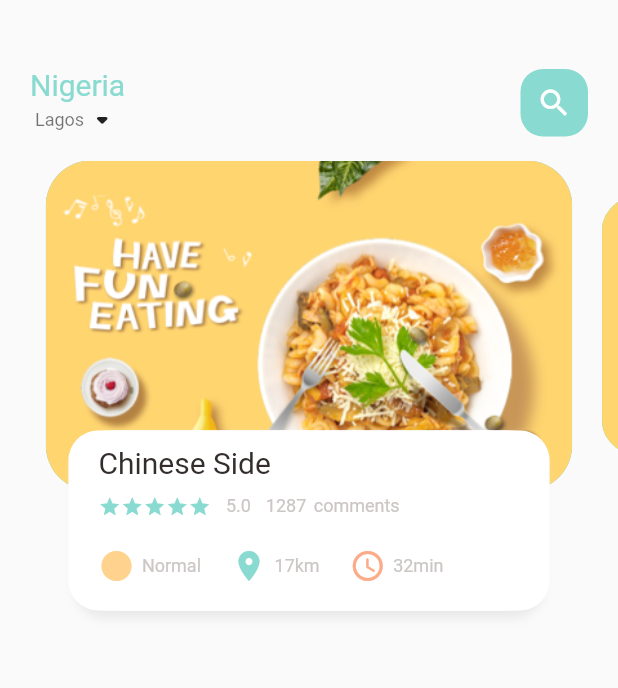
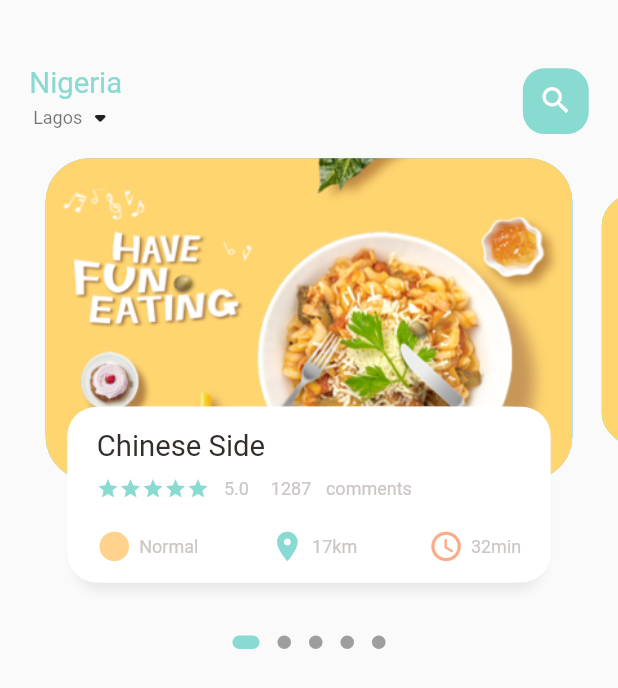
Before and after one commit to fabian-emmanuel/indulge_kitchen_flutter_app, a Flutter app: the screen it shows after launch, on a phone screen of 412 x 824 dp. Shown: the top 688 px of the screen. Run offline on Flutter 3.47's test engine with Material 2 defaults, Android fonts, the phone set to English and light mode, and no system bars; drawn by our look-alikes of dots_indicator; our stand-ins replace get.

```diff
--- a/lib/home/food_page_body.dart
+++ b/lib/home/food_page_body.dart
@@ -1,5 +1,7 @@
+import 'package:dots_indicator/dots_indicator.dart';
 import 'package:flutter/material.dart';
 import 'package:indulge_kitchen/utils/colors.dart';
+import 'package:indulge_kitchen/utils/dimensions.dart';
 import 'package:indulge_kitchen/widgets/big_text.dart';
 import 'package:indulge_kitchen/widgets/icon_and_text.dart';
 import 'package:indulge_kitchen/widgets/small_text.dart';
@@ -15,7 +17,7 @@ class _FoodPageBodyState extends State<FoodPageBody> {
   PageController pageController = PageController(viewportFraction: 0.9);
   var _currentPageValue = 0.0;
   final double _scaleFactor = 0.8;
-  double _height = 220.0;
+  final double _height = Dimensions.pageViewContainer;
 
   @override
   void initState() {
@@ -35,14 +37,29 @@ class _FoodPageBodyState extends State<FoodPageBody> {
 
   @override
   Widget build(BuildContext context) {
-    return Container(
-      height: 320,
+    return Column(
+      children: [
+        SizedBox(
+          height: Dimensions.pageView,
           child: PageView.builder(
               controller: pageController,
               itemCount: 5,
               itemBuilder: (context, position) {
                 return _buildPageItem(position);
               }),
+        ),
+        DotsIndicator(
+          dotsCount: 5,
+          position: _currentPageValue,
+          decorator: DotsDecorator(
+            activeColor: AppColors.mainColor,
+            size: const Size.square(9.0),
+            activeSize: const Size(18.0, 9.0),
+            activeShape: RoundedRectangleBorder(
+                borderRadius: BorderRadius.circular(Dimensions.len5)),
+          ),
+        ),
+      ],
     );
   }
 
@@ -78,10 +95,13 @@ class _FoodPageBodyState extends State<FoodPageBody> {
       child: Stack(
         children: [
           Container(
-            height: 220.0,
-            margin: const EdgeInsets.only(left: 10.0, right: 10.0),
+            height: Dimensions.pageViewContainer,
+            margin: EdgeInsets.only(
+              left: Dimensions.len10,
+              right: Dimensions.len10,
+            ),
             decoration: BoxDecoration(
-                borderRadius: BorderRadius.circular(30.0),
+                borderRadius: BorderRadius.circular(Dimensions.len30),
                 color: index.isEven
                     ? const Color(0xFF69c5df)
                     : const Color(0xff4bde6c),
@@ -92,14 +112,14 @@ class _FoodPageBodyState extends State<FoodPageBody> {
           Align(
             alignment: Alignment.bottomCenter,
             child: Container(
-              height: 120.0,
-              margin: const EdgeInsets.only(
-                left: 30.0,
-                right: 30.0,
-                bottom: 20.0,
+              height: Dimensions.pageViewTextContainer,
+              margin: EdgeInsets.only(
+                left: Dimensions.len30,
+                right: Dimensions.len30,
+                bottom: Dimensions.len30,
               ),
               decoration: BoxDecoration(
-                borderRadius: BorderRadius.circular(20.0),
+                borderRadius: BorderRadius.circular(Dimensions.len20),
                 color: Colors.white,
                 boxShadow: const [
                   BoxShadow(
@@ -119,13 +139,16 @@ class _FoodPageBodyState extends State<FoodPageBody> {
               ),
               child: Container(
                 // color: Colors.amberAccent,
-                padding: const EdgeInsets.only(top: 10, left: 15, right: 15),
+                padding: EdgeInsets.only(
+                    top: Dimensions.len15,
+                    left: Dimensions.len15,
+                    right: Dimensions.len15),
 
                 child: Column(
                   crossAxisAlignment: CrossAxisAlignment.start,
                   children: [
                     BigText(text: "Chinese Side"),
-                    const SizedBox(height: 10),
+                    SizedBox(height: Dimensions.len10),
                     Row(
                       children: [
                         Wrap(
@@ -137,27 +160,26 @@ class _FoodPageBodyState extends State<FoodPageBody> {
                                     size: 15.0,
                                   )),
                         ),
-                        const SizedBox(width: 10),
+                        SizedBox(width: Dimensions.len10),
                         SmallText(text: "5.0"),
-                        const SizedBox(width: 10),
+                        SizedBox(width: Dimensions.len15),
                         SmallText(text: "1287"),
-                        const SizedBox(width: 5),
+                        SizedBox(width: Dimensions.len10),
                         SmallText(text: "comments"),
                       ],
                     ),
-                    const SizedBox(height: 20),
+                    SizedBox(height: Dimensions.len20),
                     Row(
+                      mainAxisAlignment: MainAxisAlignment.spaceBetween,
                       children: const [
                         IconAndTextWidget(
                             icon: Icons.circle_sharp,
                             iconColor: AppColors.iconColor1,
                             text: "Normal"),
-                        SizedBox(width: 20.0),
                         IconAndTextWidget(
                             icon: Icons.location_on,
                             iconColor: AppColors.mainColor,
                             text: "17km"),
-                        SizedBox(width: 20.0),
                         IconAndTextWidget(
                             icon: Icons.access_time_rounded,
                             iconColor: AppColors.iconColor2,
--- a/lib/home/main_food_page.dart
+++ b/lib/home/main_food_page.dart
@@ -1,6 +1,7 @@
 import 'package:flutter/material.dart';
 import 'package:indulge_kitchen/home/food_page_body.dart';
 import 'package:indulge_kitchen/utils/colors.dart';
+import 'package:indulge_kitchen/utils/dimensions.dart';
 import 'package:indulge_kitchen/widgets/big_text.dart';
 import 'package:indulge_kitchen/widgets/small_text.dart';
 
@@ -18,19 +19,26 @@ class _MainFoodPageState extends State<MainFoodPage> {
         body: Column(
       children: [
         Container(
-
           child: Container(
-              margin: const EdgeInsets.only(top: 45.0, bottom: 15.0),
-              padding: const EdgeInsets.only(left: 20.0, right: 20.0),
+            margin: EdgeInsets.only(
+                top: Dimensions.len45, bottom: Dimensions.len15),
+            padding: EdgeInsets.only(
+                left: Dimensions.len20, right: Dimensions.len20),
             child: Row(
               mainAxisAlignment: MainAxisAlignment.spaceBetween,
               children: [
                 Column(
                   children: [
-                      BigText(text: "Nigeria", color: AppColors.mainColor,),
+                    BigText(
+                      text: "Nigeria",
+                      color: AppColors.mainColor,
+                    ),
                     Row(
                       children: [
-                          SmallText(text: "Lagos", color: Colors.black54,),
+                        SmallText(
+                          text: "Lagos",
+                          color: Colors.black54,
+                        ),
                         const Icon(Icons.arrow_drop_down_rounded),
                       ],
                     )
@@ -38,11 +46,15 @@ class _MainFoodPageState extends State<MainFoodPage> {
                 ),
                 Center(
                   child: Container(
-                      width: 45,
-                      height: 45,
-                      child: const Icon(Icons.search, color: Colors.white),
+                    width: Dimensions.len45,
+                    height: Dimensions.len45,
+                    child: Icon(
+                      Icons.search,
+                      color: Colors.white,
+                      size: Dimensions.len24,
+                    ),
                     decoration: BoxDecoration(
-                          borderRadius: BorderRadius.circular(15.0),
+                      borderRadius: BorderRadius.circular(Dimensions.len15),
                       color: AppColors.mainColor,
                     ),
                   ),
@@ -53,7 +65,6 @@ class _MainFoodPageState extends State<MainFoodPage> {
         ),
         const FoodPageBody(),
       ],
-      )
-    );
+    ));
   }
 }
--- a/lib/main.dart
+++ b/lib/main.dart
@@ -1,4 +1,5 @@
 import 'package:flutter/material.dart';
+import 'package:get/get.dart';
 import 'package:indulge_kitchen/home/main_food_page.dart';
 
 void main() {
@@ -10,7 +11,7 @@ class MyApp extends StatelessWidget {
 
   @override
   Widget build(BuildContext context) {
-    return MaterialApp(
+    return GetMaterialApp(
       debugShowCheckedModeBanner: false,
       title: 'Indulge Kitchen',
       theme: ThemeData(
--- /dev/null
+++ b/lib/utils/dimensions.dart
@@ -0,0 +1,18 @@
+import 'package:get/get.dart';
+
+class Dimensions {
+  static double screenHeight = Get.context!.height;
+  static double screenWidth = Get.context!.width;
+
+  static double pageView = screenHeight / 2.64;
+  static double pageViewContainer = screenHeight / 3.84;
+  static double pageViewTextContainer = screenHeight / 7.03;
+
+  static double len5 = screenHeight / 168.8;
+  static double len10 = screenHeight / 84.4;
+  static double len15 = screenHeight / 56.27;
+  static double len20 = screenHeight / 42.2;
+  static double len24 = screenHeight / 35.17;
+  static double len30 = screenHeight / 28.13;
+  static double len45 = screenHeight / 18.76;
+}
--- a/lib/widgets/big_text.dart
+++ b/lib/widgets/big_text.dart
@@ -1,4 +1,5 @@
 import 'package:flutter/material.dart';
+import 'package:indulge_kitchen/utils/dimensions.dart';
 
 class BigText extends StatelessWidget {
   Color? color;
@@ -6,12 +7,13 @@ class BigText extends StatelessWidget {
   double size;
   TextOverflow overflow;
 
-  BigText({Key? key,
-    required this.text,
-    this.color = const Color(0xFF332d2b),
-    this.size=20.0,
-    this.overflow = TextOverflow.ellipsis
-  }) : super(key: key);
+  BigText(
+      {Key? key,
+      required this.text,
+      this.color = const Color(0xFF332d2b),
+      this.size = 0,
+      this.overflow = TextOverflow.ellipsis})
+      : super(key: key);
 
   @override
   Widget build(BuildContext context) {
@@ -20,11 +22,10 @@ class BigText extends StatelessWidget {
       overflow: overflow,
       maxLines: 1,
       style: TextStyle(
-        color: color,
-        fontSize: size,
-        fontFamily: 'Roboto',
-        fontWeight: FontWeight.w400
-      ),
+          color: color,
+          fontSize: size == 0 ? Dimensions.len20 : size,
+          fontFamily: 'Roboto',
+          fontWeight: FontWeight.w400),
     );
   }
 }
--- a/lib/widgets/icon_and_text.dart
+++ b/lib/widgets/icon_and_text.dart
@@ -1,4 +1,5 @@
 import 'package:flutter/material.dart';
+import 'package:indulge_kitchen/utils/dimensions.dart';
 import 'package:indulge_kitchen/widgets/small_text.dart';
 
 class IconAndTextWidget extends StatelessWidget {
@@ -20,8 +21,9 @@ class IconAndTextWidget extends StatelessWidget {
         Icon(
           icon,
           color: iconColor,
+          size: Dimensions.len24,
         ),
-        const SizedBox(width: 5.0),
+        SizedBox(width: Dimensions.len5),
         SmallText(text: text),
       ],
     );
--- a/pubspec.yaml
+++ b/pubspec.yaml
@@ -29,11 +29,9 @@ environment:
 dependencies:
   flutter:
     sdk: flutter
-
-
-  # The following adds the Cupertino Icons font to your application.
-  # Use with the CupertinoIcons class for iOS style icons.
   cupertino_icons: ^1.0.2
+  dots_indicator: ^2.1.0
+  get: ^4.6.1
 
 dev_dependencies:
   flutter_test:
```
Also changed, not shown: pubspec.lock. Lines whose indentation alone changed are shown as unchanged.
